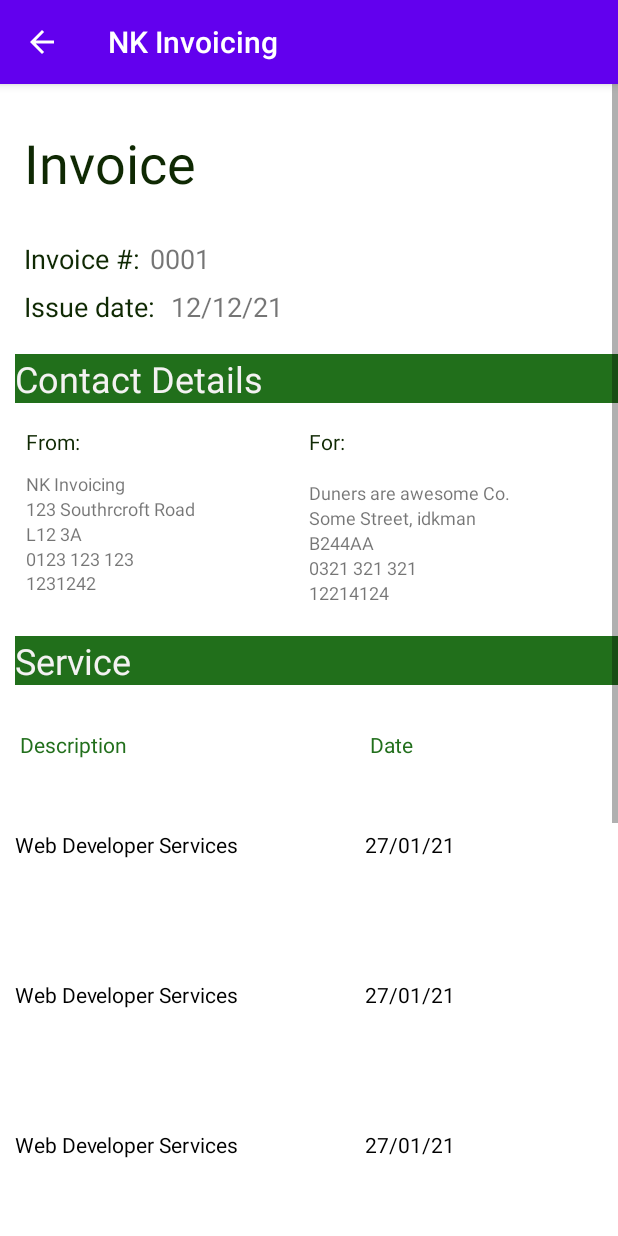
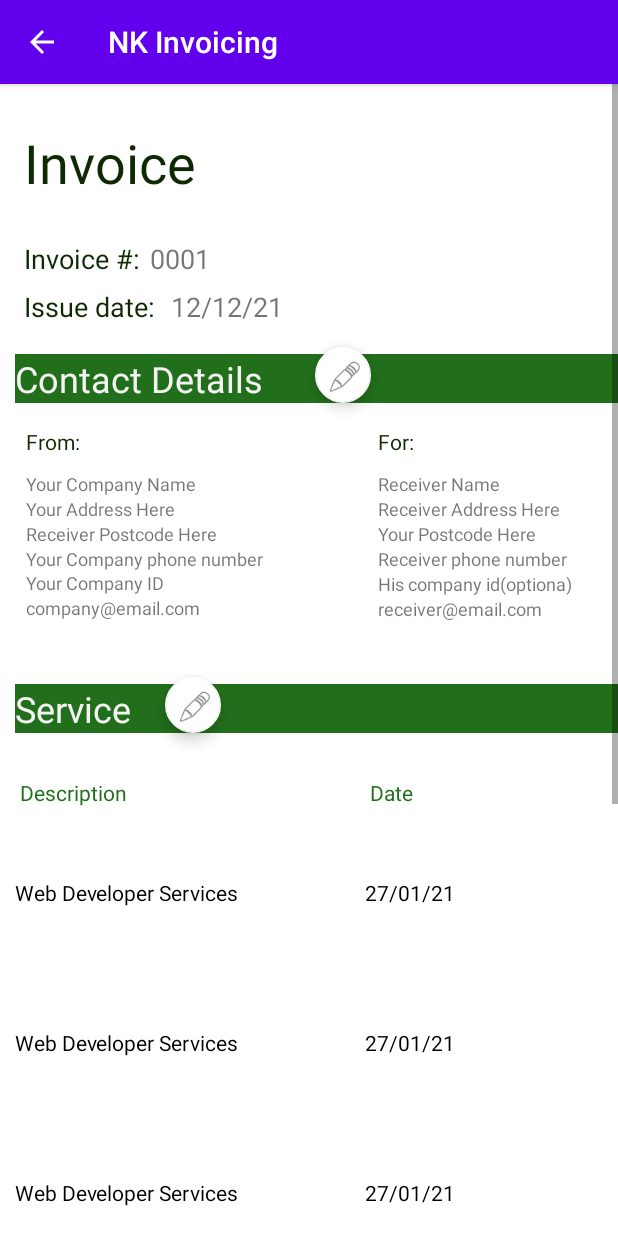
Before and after one commit to mrKrastev/NKInvoicing, an Android app: the StandardInvoice screen opened directly, with no data from a screen before it, on a phone screen of 412 x 824 dp. Run offline under Robolectric (Android 15) with nearby library versions, the phone set to English and light mode, and no system bars.

Commit message:
added Contacts Editing View
- created a view to edit the contact details of both user and receiver
- created a class that holds the contact details of both user and receiver
- allowed passing contacts object between the 2 screens and now the contact details input affects the invoice
- did minor layout tweeks and added an email sector for both user and receiver

```diff
--- a/app/src/main/AndroidManifest.xml
+++ b/app/src/main/AndroidManifest.xml
@@ -24,6 +24,10 @@
             android:name=".StandardInvoice"
             android:parentActivityName=".PickInvoice" >
         </activity>
+        <activity
+            android:name=".EditContacts"
+            >
+        </activity>
     </application>
 
 </manifest>
--- /dev/null
+++ b/app/src/main/java/com/example/nkinvoicing/Contacts.java
@@ -0,0 +1,144 @@
+package com.example.nkinvoicing;
+
+import android.widget.EditText;
+
+import java.io.Serializable;
+
+public class Contacts implements Serializable {
+
+    String userCompany ;
+    String userAddress;
+    String userPostcode;
+    String userTel;
+    String userCompanyID;
+    String userEmail;
+    //--------------------------------------------------------------------------
+    String receiverCompany;
+    String receiverAddress;
+    String receiverPostcode;
+    String receiverTel;
+    String receiverCompanyID;
+    String receiverEmail;
+
+    public Contacts(String userCompany,
+                    String userAddress,
+                    String userPostcode,
+                    String userTel,
+                    String userCompanyID,
+                    String userEmail,
+                    String receiverCompany,
+                    String receiverAddress,
+                    String receiverPostcode,
+                    String receiverTel,
+                    String receiverCompanyID,
+                    String receiverEmail) {
+        this.userCompany = userCompany;
+        this.userAddress = userAddress;
+        this.userPostcode = userPostcode;
+        this.userTel = userTel;
+        this.userCompanyID = userCompanyID;
+        this.userEmail = userEmail;
+        this.receiverCompany = receiverCompany;
+        this.receiverAddress = receiverAddress;
+        this.receiverPostcode = receiverPostcode;
+        this.receiverTel = receiverTel;
+        this.receiverCompanyID = receiverCompanyID;
+        this.receiverEmail = receiverEmail;
+    }
+
+    public String getUserCompany() {
+        return userCompany;
+    }
+
+    public void setUserCompany(String userCompany) {
+        this.userCompany = userCompany;
+    }
+
+    public String getUserAddress() {
+        return userAddress;
+    }
+
+    public void setUserAddress(String userAddress) {
+        this.userAddress = userAddress;
+    }
+
+    public String getUserPostcode() {
+        return userPostcode;
+    }
+
+    public void setUserPostcode(String userPostcode) {
+        this.userPostcode = userPostcode;
+    }
+
+    public String getUserTel() {
+        return userTel;
+    }
+
+    public void setUserTel(String userTel) {
+        this.userTel = userTel;
+    }
+
+    public String getUserCompanyID() {
+        return userCompanyID;
+    }
+
+    public void setUserCompanyID(String userCompanyID) {
+        this.userCompanyID = userCompanyID;
+    }
+
+    public String getUserEmail() {
+        return userEmail;
+    }
+
+    public void setUserEmail(String userEmail) {
+        this.userEmail = userEmail;
+    }
+
+    public String getReceiverCompany() {
+        return receiverCompany;
+    }
+
+    public void setReceiverCompany(String receiverCompany) {
+        this.receiverCompany = receiverCompany;
+    }
+
+    public String getReceiverAddress() {
+        return receiverAddress;
+    }
+
+    public void setReceiverAddress(String receiverAddress) {
+        this.receiverAddress = receiverAddress;
+    }
+
+    public String getReceiverPostcode() {
+        return receiverPostcode;
+    }
+
+    public void setReceiverPostcode(String receiverPostcode) {
+        this.receiverPostcode = receiverPostcode;
+    }
+
+    public String getReceiverTel() {
+        return receiverTel;
+    }
+
+    public void setReceiverTel(String receiverTel) {
+        this.receiverTel = receiverTel;
+    }
+
+    public String getReceiverCompanyID() {
+        return receiverCompanyID;
+    }
+
+    public void setReceiverCompanyID(String receiverCompanyID) {
+        this.receiverCompanyID = receiverCompanyID;
+    }
+
+    public String getReceiverEmail() {
+        return receiverEmail;
+    }
+
+    public void setReceiverEmail(String receiverEmail) {
+        this.receiverEmail = receiverEmail;
+    }
+}
--- a/app/src/main/java/com/example/nkinvoicing/StandardInvoice.java
+++ b/app/src/main/java/com/example/nkinvoicing/StandardInvoice.java
@@ -1,9 +1,12 @@
 package com.example.nkinvoicing;
 
+import android.content.Intent;
 import android.graphics.Color;
 import android.os.Bundle;
 import android.text.format.DateFormat;
 import android.view.Gravity;
+import android.view.View;
+import android.widget.EditText;
 import android.widget.TableLayout;
 import android.widget.TableRow;
 import android.widget.TextView;
@@ -17,13 +20,63 @@ import static java.lang.Integer.parseInt;
 import static java.lang.Math.round;
 
 public class StandardInvoice extends AppCompatActivity {
+
+    Intent contactsEditIntent;
+    Contacts contacts;
     @Override
     protected void onCreate(Bundle savedInstanceState) {
         super.onCreate(savedInstanceState);
         setContentView(R.layout.standard_invoice);
-        init();
+        contacts = (Contacts) getIntent().getSerializableExtra("Contacts");
+        if(contacts==null){
+                contacts = new Contacts(getString(R.string.user_company_name),
+                getString(R.string.user_address),
+                getString(R.string.user_postcode),
+                getString(R.string.user_tel),
+                getString(R.string.user_company_id),
+                getString(R.string.user_email),
+                getString(R.string.receiver_company_name),
+                getString(R.string.receiver_address),
+                getString(R.string.receiver_postcode),
+                getString(R.string.receiver_tel),
+                getString(R.string.receiver_company_id),
+                getString(R.string.receiver_email));
+        }
+        createContacts(contacts);
+        createTable();
+        contactsEditIntent = new Intent(this,EditContacts.class);
+        contactsEditIntent.putExtra("Contacts",contacts);
     }
-    public void init() {
+    public void createContacts(Contacts c){
+        TextView userCompany = findViewById(R.id.userCompanyNamelbl);
+        TextView userAddress = findViewById(R.id.userAddresslbl);
+        TextView userPostcode = findViewById(R.id.userPostcodelbl);
+        TextView userTel = findViewById(R.id.userTelLbl);
+        TextView userCompanyID = findViewById(R.id.userCompanyID);
+        TextView userEmail = findViewById(R.id.userEmailLbl);
+        //--------------------------------------------------------------------------
+        TextView receiverCompany = findViewById(R.id.receiverName);
+        TextView receiverAddress = findViewById(R.id.receiverAddress);
+        TextView receiverPostcode = findViewById(R.id.receiverPostcode);
+        TextView receiverTel = findViewById(R.id.receiverTelLbl);
+        TextView receiverCompanyID = findViewById(R.id.receiverCompanyID);
+        TextView receiverEmail = findViewById(R.id.receiverEmailLbl);
+        //~~~~~~~~~~~~~~~~~~~~~~~~Setting Text from Contacts Object ~~~~~~~~~~~~~~~~~~~~~~
+        userCompany.setText(c.userCompany);
+        userAddress.setText(c.userAddress);
+        userPostcode.setText(c.userPostcode);
+        userTel.setText(c.userTel);
+        userCompanyID.setText(c.userCompanyID);
+        userEmail.setText(c.userEmail);
+        //----------------------------------------------------
+        receiverCompany.setText(c.receiverCompany);
+        receiverAddress.setText(c.receiverAddress);
+        receiverPostcode.setText(c.receiverPostcode);
+        receiverTel.setText(c.receiverTel);
+        receiverCompanyID.setText(c.receiverCompanyID);
+        receiverEmail.setText(c.receiverEmail);
+    }
+    public void createTable() {
         DecimalFormat f = new DecimalFormat("##.00");
         Double GrossValue=0.00;
         TableLayout stk = (TableLayout) findViewById(R.id.standard_invoice_table);
@@ -58,6 +111,8 @@ public class StandardInvoice extends AppCompatActivity {
         tv3.setGravity(Gravity.RIGHT);
         tableHeaderFields.addView(tv3);
         stk.addView(tableHeaderFields);
+
+        //~~~~~~~~~~ Populate table ~~~~~~~~~~~~~~~~~
         for (int i = 0; i < 5; i++) {
             TableRow tbrow = new TableRow(this);
             tbrow.setMinimumHeight(150);
@@ -157,4 +212,9 @@ public class StandardInvoice extends AppCompatActivity {
         stk.addView(NETrow);
 
     }
+
+    public void editContacts(View view){
+
+        startActivity(contactsEditIntent);
+    }
 }
--- a/app/src/main/res/layout/standard_invoice.xml
+++ b/app/src/main/res/layout/standard_invoice.xml
@@ -134,7 +134,7 @@
                         android:layout_width="0dp"
                         android:layout_height="wrap_content"
                         android:layout_marginStart="10dp"
-                        android:layout_marginTop="368dp"
+                        android:layout_marginTop="400dp"
                         android:layout_marginEnd="10dp"
                         android:background="#FD206E1A"
                         android:fadingEdge="horizontal"
@@ -212,6 +212,16 @@
                             app:layout_constraintTop_toTopOf="parent">
 
                             <TextView
+                                android:id="@+id/userEmailLbl"
+                                android:layout_width="wrap_content"
+                                android:layout_height="wrap_content"
+                                android:layout_marginStart="16dp"
+                                android:text="@string/user_email"
+                                android:textSize="12sp"
+                                app:layout_constraintStart_toStartOf="parent"
+                                app:layout_constraintTop_toBottomOf="@+id/userCompanyID" />
+
+                            <TextView
                                 android:id="@+id/textView9"
                                 android:layout_width="wrap_content"
                                 android:layout_height="wrap_content"
@@ -229,7 +239,7 @@
                                 android:layout_height="wrap_content"
                                 android:layout_marginStart="16dp"
                                 android:layout_marginTop="10dp"
-                                android:text="@string/user_company_name"
+                                android:text=""
                                 android:textSize="12sp"
                                 app:layout_constraintStart_toStartOf="parent"
                                 app:layout_constraintTop_toBottomOf="@+id/textView9" />
@@ -277,11 +287,22 @@
                         </androidx.constraintlayout.widget.ConstraintLayout>
 
                         <androidx.constraintlayout.widget.ConstraintLayout
+                            android:id="@+id/constraintLayout4"
                             android:layout_width="wrap_content"
                             android:layout_height="wrap_content"
                             android:layout_marginStart="60dp"
                             app:layout_constraintStart_toEndOf="@+id/constraintLayout"
                             app:layout_constraintTop_toTopOf="parent">
+
+                            <TextView
+                                android:id="@+id/receiverEmailLbl"
+                                android:layout_width="wrap_content"
+                                android:layout_height="wrap_content"
+                                android:layout_marginStart="16dp"
+                                android:text="@string/receiver_email"
+                                android:textSize="12sp"
+                                app:layout_constraintStart_toStartOf="parent"
+                                app:layout_constraintTop_toBottomOf="@+id/receiverCompanyID" />
 
                             <TextView
                                 android:id="@+id/textView8"
@@ -316,7 +337,7 @@
                                 app:layout_constraintTop_toBottomOf="@+id/receiverAddress" />
 
                             <TextView
-                                android:id="@+id/userTelLbl2"
+                                android:id="@+id/receiverTelLbl"
                                 android:layout_width="wrap_content"
                                 android:layout_height="wrap_content"
                                 android:layout_marginStart="16dp"
@@ -333,14 +354,14 @@
                                 android:text="@string/receiver_company_id"
                                 android:textSize="12sp"
                                 app:layout_constraintStart_toStartOf="parent"
-                                app:layout_constraintTop_toBottomOf="@+id/userTelLbl2" />
+                                app:layout_constraintTop_toBottomOf="@+id/receiverTelLbl" />
 
                             <TextView
                                 android:id="@+id/receiverName"
                                 android:layout_width="wrap_content"
                                 android:layout_height="wrap_content"
                                 android:layout_marginStart="16dp"
-                                android:layout_marginTop="16dp"
+                                android:layout_marginTop="10dp"
                                 android:text="@string/receiver_company_name"
                                 android:textSize="12sp"
                                 app:layout_constraintStart_toStartOf="parent"
@@ -348,6 +369,37 @@
                         </androidx.constraintlayout.widget.ConstraintLayout>
 
                     </androidx.constraintlayout.widget.ConstraintLayout>
+
+                    <com.google.android.material.floatingactionbutton.FloatingActionButton
+                        android:id="@+id/editServicesBtn"
+                        android:layout_width="38dp"
+                        android:layout_height="37dp"
+                        android:layout_marginStart="100dp"
+                        android:clickable="true"
+                        android:foregroundTint="#00C853"
+                        android:onClick="editServices"
+                        app:backgroundTint="#FFFFFF"
+                        app:fabSize="mini"
+                        app:layout_constraintBottom_toBottomOf="@+id/textView7"
+                        app:layout_constraintStart_toStartOf="@+id/textView7"
+                        app:rippleColor="#131212"
+                        app:srcCompat="@android:drawable/ic_menu_edit" />
+
+                    <com.google.android.material.floatingactionbutton.FloatingActionButton
+                        android:id="@+id/editContactBtn"
+                        android:layout_width="38dp"
+                        android:layout_height="37dp"
+                        android:layout_marginStart="200dp"
+                        android:clickable="true"
+                        android:foregroundTint="#00C853"
+                        android:onClick="editContacts"
+                        app:backgroundTint="#FFFFFF"
+                        app:fabSize="mini"
+                        app:layout_constraintBottom_toBottomOf="@+id/textView6"
+                        app:layout_constraintStart_toStartOf="@+id/textView6"
+                        app:rippleColor="#131212"
+                        app:srcCompat="@android:drawable/ic_menu_edit" />
+
                 </androidx.constraintlayout.widget.ConstraintLayout>
             </HorizontalScrollView>
         </androidx.constraintlayout.widget.ConstraintLayout>
--- a/app/src/main/res/values/strings.xml
+++ b/app/src/main/res/values/strings.xml
@@ -1,16 +1,18 @@
 <resources>
     <string name="app_name">NK Invoicing</string>
-    <string name="user_company_name">NK Invoicing</string>
-    <string name="receiver_company_name">Duners are awesome Co.</string>
-    <string name="user_address">123 Southrcroft Road</string>
-    <string name="receiver_address">Some Street, idkman</string>
-    <string name="receiver_postcode">B244AA</string>
-    <string name="user_postcode">L12 3A</string>
-    <string name="user_tel">0123 123 123</string>
-    <string name="receiver_tel">0321 321 321</string>
-    <string name="user_company_id">1231242</string>
-    <string name="receiver_company_id">12214124</string>
+    <string name="user_company_name">Your Company Name</string>
+    <string name="receiver_company_name">Receiver Name</string>
+    <string name="user_address">Your Address Here</string>
+    <string name="receiver_address">Receiver Address Here</string>
+    <string name="receiver_postcode">Your Postcode Here</string>
+    <string name="user_postcode">Receiver Postcode Here</string>
+    <string name="user_tel">Your Company phone number</string>
+    <string name="receiver_tel">Receiver phone number</string>
+    <string name="user_company_id">Your Company ID </string>
+    <string name="receiver_company_id">His company id(optiona)</string>
     <string name="invoice_no">0001</string>
     <string name="issue_date">12/12/21</string>
     <string name="due_date">21/21/21</string>
+    <string name="user_email">company@email.com</string>
+    <string name="receiver_email">receiver@email.com</string>
 </resources>
```
Also changed, not shown: app/src/main/java/com/example/nkinvoicing/EditContacts.java (added, +91 -0 lines), app/src/main/res/layout/edit_contacts.xml (added, +296 -0 lines).
